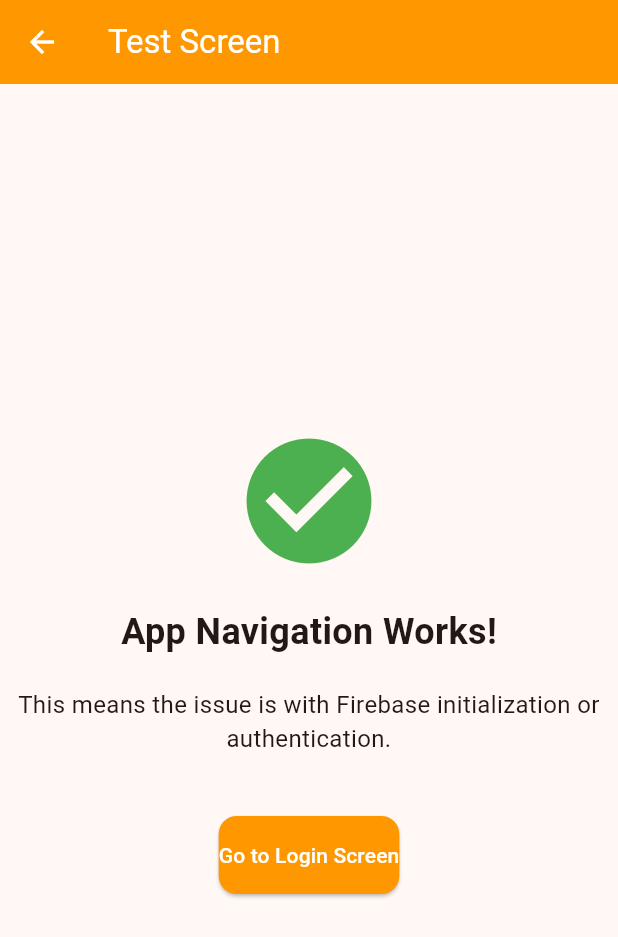
After one commit to Bramtheking/rentalapp, a Flutter app: the TestScreen screen opened directly, on a phone screen of 412 x 824 dp. The commit adds this screen. Shown: the top 937 px of the screen. Run offline on Flutter 3.47's test engine with Material 3 defaults, Android fonts, the phone set to English and light mode, and no system bars; our stand-ins replace cloud_firestore, firebase_auth, firebase_core; accounts and stored records are empty.

Commit message:
Newest commit

```diff
--- a/lib/main.dart
+++ b/lib/main.dart
@@ -4,7 +4,15 @@ import 'screens/splash_screen.dart';
 
 void main() async {
   WidgetsFlutterBinding.ensureInitialized();
-  await Firebase.initializeApp();
+
+  try {
+    print('Initializing Firebase...');
+    await Firebase.initializeApp();
+    print('Firebase initialized successfully!');
+  } catch (e) {
+    print('Firebase initialization error: $e');
+  }
+
   runApp(const RentalApp());
 }
 
--- a/lib/screens/splash_screen.dart
+++ b/lib/screens/splash_screen.dart
@@ -1,6 +1,7 @@
 import 'package:flutter/material.dart';
 import 'dart:async';
 import 'auth_wrapper.dart';
+import 'test_screen.dart';
 
 class SplashScreen extends StatefulWidget {
   const SplashScreen({super.key});
--- /dev/null
+++ b/lib/screens/test_screen.dart
@@ -0,0 +1,56 @@
+import 'package:flutter/material.dart';
+import 'login_screen.dart';
+
+class TestScreen extends StatelessWidget {
+  const TestScreen({super.key});
+
+  @override
+  Widget build(BuildContext context) {
+    return Scaffold(
+      appBar: AppBar(
+        title: const Text('Test Screen'),
+        backgroundColor: Colors.orange,
+      ),
+      body: Center(
+        child: Column(
+          mainAxisAlignment: MainAxisAlignment.center,
+          children: [
+            const Icon(
+              Icons.check_circle,
+              size: 100,
+              color: Colors.green,
+            ),
+            const SizedBox(height: 20),
+            const Text(
+              'App Navigation Works!',
+              style: TextStyle(
+                fontSize: 24,
+                fontWeight: FontWeight.bold,
+              ),
+            ),
+            const SizedBox(height: 20),
+            const Text(
+              'This means the issue is with Firebase initialization or authentication.',
+              textAlign: TextAlign.center,
+              style: TextStyle(fontSize: 16),
+            ),
+            const SizedBox(height: 40),
+            ElevatedButton(
+              onPressed: () {
+                Navigator.push(
+                  context,
+                  MaterialPageRoute(builder: (context) => const LoginScreen()),
+                );
+              },
+              style: ElevatedButton.styleFrom(
+                backgroundColor: Colors.orange,
+                foregroundColor: Colors.white,
+              ),
+              child: const Text('Go to Login Screen'),
+            ),
+          ],
+        ),
+      ),
+    );
+  }
+}
```
Also changed, not shown: lib/screens/auth_wrapper.dart (+81 -4 lines), 2 other files.
